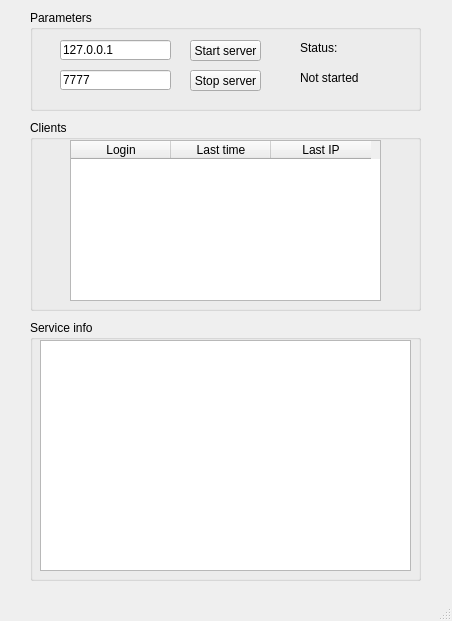
dmitry-vs/python-messenger, file server_gui.ui: the form before one commit.
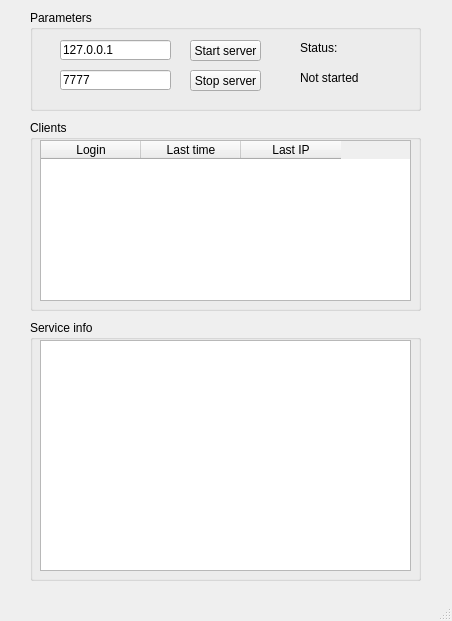
The form after the commit.

```diff
--- a/server_gui.ui
+++ b/server_gui.ui
@@ -29,12 +29,24 @@
     <widget class="QTableWidget" name="tableWidget_clients">
      <property name="geometry">
       <rect>
-       <x>40</x>
+       <x>10</x>
        <y>20</y>
-       <width>311</width>
+       <width>371</width>
        <height>161</height>
       </rect>
      </property>
+     <property name="sizePolicy">
+      <sizepolicy hsizetype="Expanding" vsizetype="Expanding">
+       <horstretch>0</horstretch>
+       <verstretch>0</verstretch>
+      </sizepolicy>
+     </property>
+     <attribute name="horizontalHeaderVisible">
+      <bool>true</bool>
+     </attribute>
+     <attribute name="verticalHeaderVisible">
+      <bool>false</bool>
+     </attribute>
      <column>
       <property name="text">
        <string>Login</string>
```
